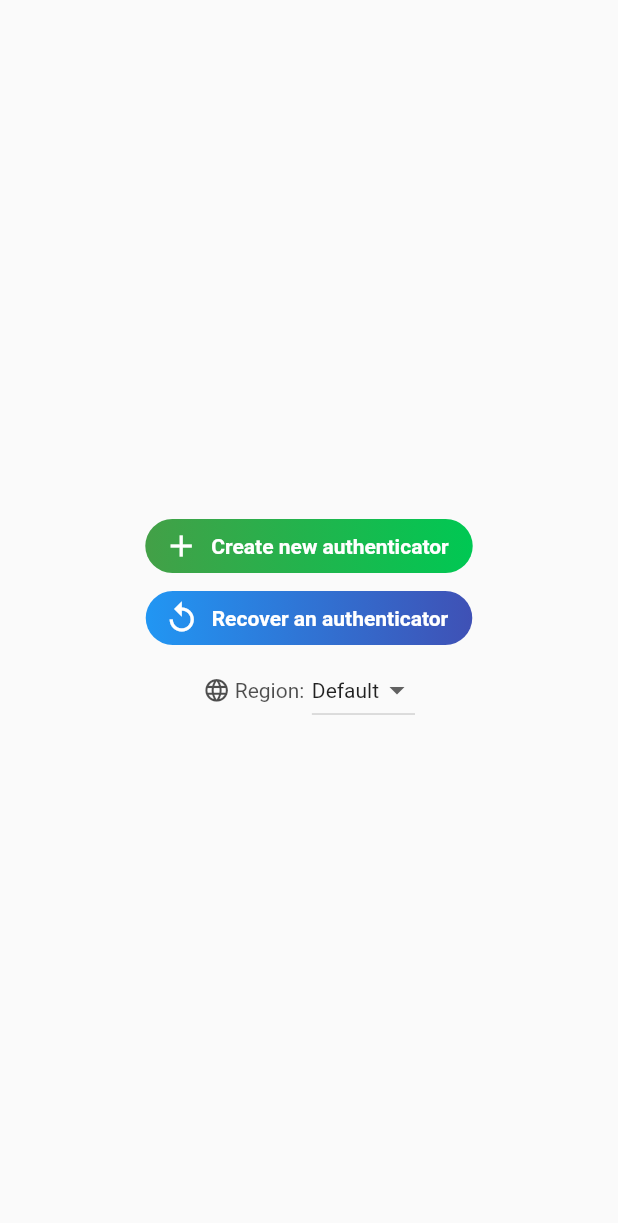
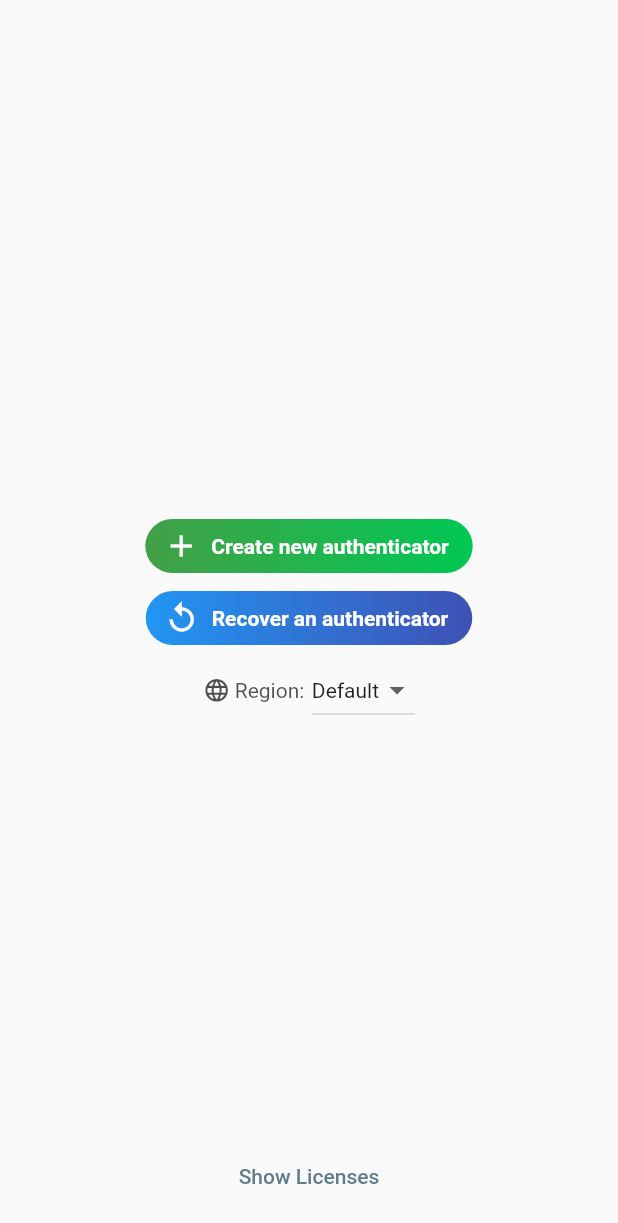
Before and after one commit to connectety/bma_desktop_setup, a Flutter app: the screen it shows after launch, on a phone screen of 412 x 824 dp. Shown: the top 1223 px of the screen. Run offline on Flutter 3.47's test engine with Material 2 defaults, Android fonts, the phone set to English and light mode, and no system bars; our stand-ins replace qr_flutter; missing offline and left inert: base32, pointycastle.

Commit message:
add license page and fix minor thingies

```diff
--- a/lib/screens/method_selection_screen.dart
+++ b/lib/screens/method_selection_screen.dart
@@ -10,7 +10,7 @@ import 'recover_auth_screen.dart';
 class MethodSelectionPage extends StatelessWidget {
   const MethodSelectionPage({Key? key}) : super(key: key);
 
-  Widget _btnFactory(
+  Widget _btnFactory<T>(
     final BuildContext context,
     final IconData icon,
     final Gradient gradient,
@@ -21,7 +21,7 @@ class MethodSelectionPage extends StatelessWidget {
       onPressed: () {
         Navigator.push(
           context,
-          SlidePageRoute(
+          SlidePageRoute<T>(
             widget: routeWidget,
           ),
         );
@@ -71,6 +71,20 @@ class MethodSelectionPage extends StatelessWidget {
           ],
         ),
       ),
+      floatingActionButton: TextButton(
+        onPressed: () {
+          showLicensePage(
+            context: context,
+            applicationIcon: Image.asset('assets/icon.png'),
+            applicationName: 'BMA Desktop Setup',
+          );
+        },
+        style: TextButton.styleFrom(
+          primary: Colors.blueGrey,
+        ),
+        child: const Text('Show Licenses'),
+      ),
+      floatingActionButtonLocation: FloatingActionButtonLocation.centerFloat,
     );
   }
 }
--- a/pubspec.yaml
+++ b/pubspec.yaml
@@ -25,8 +25,10 @@ dev_dependencies:
   flutter_test:
     sdk: flutter
 
+  flutter_lints: ^1.0.4
   test: ^1.17.12
-  flutter_lints: ^1.0.4
 
 flutter:
   uses-material-design: true
+  assets:
+    - assets/icon.png
```
Also changed, not shown: assets/icon.png (added), assets/icon.svg.
